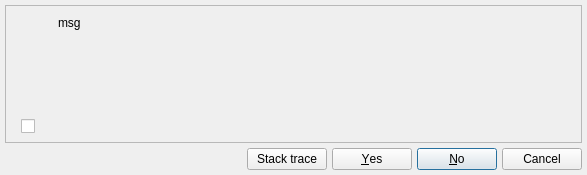
The window that libs/libgui/ui/messagebox.ui (arichiardi/pgmodeler) describes before a commit, drawn with Qt 5.
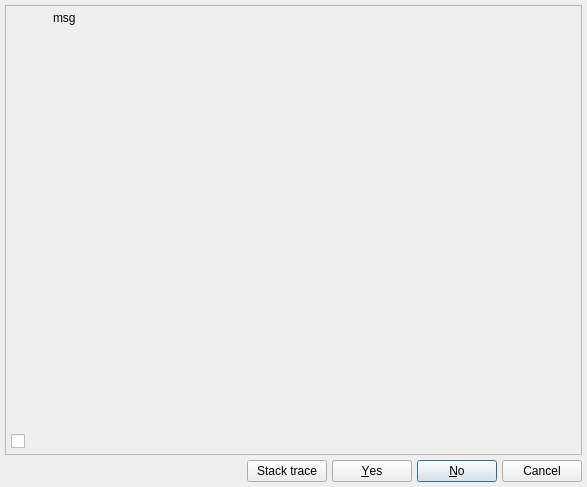
The same window after the commit. Icons and pictures are not drawn.

Patch:
```diff
--- a/libs/libgui/ui/messagebox.ui
+++ b/libs/libgui/ui/messagebox.ui
@@ -10,7 +10,7 @@
     <x>0</x>
     <y>0</y>
     <width>587</width>
-    <height>175</height>
+    <height>487</height>
    </rect>
   </property>
   <property name="sizePolicy">
@@ -48,43 +48,192 @@
    <property name="spacing">
     <number>5</number>
    </property>
+   <item row="2" column="0">
+    <layout class="QGridLayout" name="gridLayout_2">
+     <property name="spacing">
+      <number>5</number>
+     </property>
    <item row="0" column="0">
-    <widget class="QFrame" name="frame">
+      <widget class="QLabel" name="pgmodeler_name_lbl">
      <property name="sizePolicy">
-      <sizepolicy hsizetype="Minimum" vsizetype="Minimum">
+        <sizepolicy hsizetype="Fixed" vsizetype="Fixed">
        <horstretch>0</horstretch>
        <verstretch>0</verstretch>
       </sizepolicy>
      </property>
-     <property name="minimumSize">
+       <property name="maximumSize">
       <size>
-       <width>0</width>
-       <height>0</height>
-      </size>
-     </property>
-     <property name="frameShape">
-      <enum>QFrame::Shape::StyledPanel</enum>
-     </property>
-     <property name="frameShadow">
-      <enum>QFrame::Shadow::Raised</enum>
-     </property>
-     <layout class="QGridLayout" name="gridLayout_3">
+         <width>169</width>
+         <height>35</height>
+        </size>
+       </property>
+       <property name="text">
+        <string/>
+       </property>
+       <property name="pixmap">
+        <pixmap resource="../res/resources.qrc">:/images/images/pgmodeler_name.png</pixmap>
+       </property>
+       <property name="scaledContents">
+        <bool>true</bool>
+       </property>
+      </widget>
+     </item>
+     <item row="0" column="1">
+      <widget class="QWidget" name="container_wgt" native="true">
+       <layout class="QGridLayout" name="gridLayout">
       <property name="leftMargin">
-       <number>5</number>
+         <number>0</number>
       </property>
       <property name="topMargin">
-       <number>5</number>
+         <number>0</number>
       </property>
       <property name="rightMargin">
-       <number>5</number>
+         <number>0</number>
       </property>
       <property name="bottomMargin">
-       <number>5</number>
+         <number>0</number>
       </property>
       <property name="spacing">
        <number>5</number>
       </property>
-      <item row="0" column="0" colspan="2">
+        <item row="0" column="6">
+         <widget class="QPushButton" name="no_btn">
+          <property name="sizePolicy">
+           <sizepolicy hsizetype="Fixed" vsizetype="Preferred">
+            <horstretch>0</horstretch>
+            <verstretch>0</verstretch>
+           </sizepolicy>
+          </property>
+          <property name="minimumSize">
+           <size>
+            <width>80</width>
+            <height>0</height>
+           </size>
+          </property>
+          <property name="text">
+           <string>&amp;No</string>
+          </property>
+          <property name="iconSize">
+           <size>
+            <width>28</width>
+            <height>28</height>
+           </size>
+          </property>
+         </widget>
+        </item>
+        <item row="0" column="1">
+         <spacer name="horizontalSpacer_2">
+          <property name="orientation">
+           <enum>Qt::Orientation::Horizontal</enum>
+          </property>
+          <property name="sizeType">
+           <enum>QSizePolicy::Policy::Expanding</enum>
+          </property>
+          <property name="sizeHint" stdset="0">
+           <size>
+            <width>5</width>
+            <height>20</height>
+           </size>
+          </property>
+         </spacer>
+        </item>
+        <item row="0" column="7">
+         <widget class="QPushButton" name="cancel_btn">
+          <property name="sizePolicy">
+           <sizepolicy hsizetype="Fixed" vsizetype="Preferred">
+            <horstretch>0</horstretch>
+            <verstretch>0</verstretch>
+           </sizepolicy>
+          </property>
+          <property name="minimumSize">
+           <size>
+            <width>80</width>
+            <height>0</height>
+           </size>
+          </property>
+          <property name="text">
+           <string>Cancel</string>
+          </property>
+          <property name="iconSize">
+           <size>
+            <width>28</width>
+            <height>28</height>
+           </size>
+          </property>
+         </widget>
+        </item>
+        <item row="0" column="4">
+         <widget class="QPushButton" name="yes_ok_btn">
+          <property name="sizePolicy">
+           <sizepolicy hsizetype="Fixed" vsizetype="Preferred">
+            <horstretch>0</horstretch>
+            <verstretch>0</verstretch>
+           </sizepolicy>
+          </property>
+          <property name="minimumSize">
+           <size>
+            <width>80</width>
+            <height>0</height>
+           </size>
+          </property>
+          <property name="text">
+           <string>&amp;Yes</string>
+          </property>
+          <property name="iconSize">
+           <size>
+            <width>28</width>
+            <height>28</height>
+           </size>
+          </property>
+          <property name="autoDefault">
+           <bool>true</bool>
+          </property>
+          <property name="default">
+           <bool>false</bool>
+          </property>
+         </widget>
+        </item>
+        <item row="0" column="2">
+         <widget class="QPushButton" name="show_errors_btn">
+          <property name="sizePolicy">
+           <sizepolicy hsizetype="Fixed" vsizetype="Preferred">
+            <horstretch>0</horstretch>
+            <verstretch>0</verstretch>
+           </sizepolicy>
+          </property>
+          <property name="minimumSize">
+           <size>
+            <width>80</width>
+            <height>0</height>
+           </size>
+          </property>
+          <property name="toolTip">
+           <string/>
+          </property>
+          <property name="text">
+           <string>Stack trace</string>
+          </property>
+          <property name="icon">
+           <iconset resource="../res/resources.qrc">
+            <normaloff>:/icons/icons/alert.png</normaloff>:/icons/icons/alert.png</iconset>
+          </property>
+          <property name="iconSize">
+           <size>
+            <width>28</width>
+            <height>28</height>
+           </size>
+          </property>
+          <property name="checkable">
+           <bool>true</bool>
+          </property>
+         </widget>
+        </item>
+       </layout>
+      </widget>
+     </item>
+    </layout>
+   </item>
+   <item row="0" column="0">
        <widget class="QStackedWidget" name="objs_group_wgt">
         <property name="sizePolicy">
          <sizepolicy hsizetype="Minimum" vsizetype="Minimum">
@@ -110,8 +259,44 @@
         <widget class="QWidget" name="pg1_4">
          <layout class="QGridLayout" name="gridLayout_6">
           <property name="leftMargin">
+        <number>0</number>
+       </property>
+       <property name="topMargin">
+        <number>0</number>
+       </property>
+       <property name="rightMargin">
+        <number>0</number>
+       </property>
+       <property name="bottomMargin">
+        <number>0</number>
+       </property>
+       <property name="spacing">
            <number>5</number>
           </property>
+       <item row="0" column="0">
+        <widget class="QFrame" name="frame">
+         <property name="sizePolicy">
+          <sizepolicy hsizetype="Minimum" vsizetype="Minimum">
+           <horstretch>0</horstretch>
+           <verstretch>0</verstretch>
+          </sizepolicy>
+         </property>
+         <property name="minimumSize">
+          <size>
+           <width>0</width>
+           <height>0</height>
+          </size>
+         </property>
+         <property name="frameShape">
+          <enum>QFrame::Shape::StyledPanel</enum>
+         </property>
+         <property name="frameShadow">
+          <enum>QFrame::Shadow::Raised</enum>
+         </property>
+         <layout class="QGridLayout" name="gridLayout_3">
+          <property name="leftMargin">
+           <number>5</number>
+          </property>
           <property name="topMargin">
            <number>5</number>
           </property>
@@ -119,14 +304,11 @@
            <number>5</number>
           </property>
           <property name="bottomMargin">
-           <number>0</number>
+           <number>5</number>
           </property>
-          <property name="horizontalSpacing">
+          <property name="spacing">
            <number>10</number>
           </property>
-          <property name="verticalSpacing">
-           <number>5</number>
-          </property>
           <item row="0" column="0">
            <widget class="QLabel" name="icon_lbl">
             <property name="minimumSize">
@@ -152,7 +334,34 @@
             </property>
            </widget>
           </item>
-          <item row="0" column="1" rowspan="2">
+          <item row="2" column="0" colspan="3">
+           <layout class="QHBoxLayout" name="horizontalLayout_2">
+            <property name="spacing">
+             <number>5</number>
+            </property>
+            <item>
+             <widget class="QCheckBox" name="custom_option_chk">
+              <property name="text">
+               <string/>
+              </property>
+             </widget>
+            </item>
+           </layout>
+          </item>
+          <item row="1" column="0">
+           <spacer name="verticalSpacer_2">
+            <property name="orientation">
+             <enum>Qt::Orientation::Vertical</enum>
+            </property>
+            <property name="sizeHint" stdset="0">
+             <size>
+              <width>20</width>
+              <height>40</height>
+             </size>
+            </property>
+           </spacer>
+          </item>
+          <item row="0" column="1" rowspan="2" colspan="2">
            <widget class="QLabel" name="msg_lbl">
             <property name="enabled">
              <bool>true</bool>
@@ -207,51 +416,8 @@
             </property>
            </widget>
           </item>
-          <item row="1" column="0">
-           <spacer name="verticalSpacer">
-            <property name="orientation">
-             <enum>Qt::Orientation::Vertical</enum>
-            </property>
-            <property name="sizeType">
-             <enum>QSizePolicy::Policy::MinimumExpanding</enum>
-            </property>
-            <property name="sizeHint" stdset="0">
-             <size>
-              <width>20</width>
-              <height>84</height>
-             </size>
-            </property>
-           </spacer>
-          </item>
-          <item row="2" column="0" colspan="2">
-           <layout class="QHBoxLayout" name="horizontalLayout_2">
-            <property name="spacing">
-             <number>5</number>
-            </property>
-            <item>
-             <spacer name="horizontalSpacer_3">
-              <property name="orientation">
-               <enum>Qt::Orientation::Horizontal</enum>
-              </property>
-              <property name="sizeType">
-               <enum>QSizePolicy::Policy::Fixed</enum>
-              </property>
-              <property name="sizeHint" stdset="0">
-               <size>
-                <width>5</width>
-                <height>20</height>
-               </size>
-              </property>
-             </spacer>
-            </item>
-            <item>
-             <widget class="QCheckBox" name="custom_option_chk">
-              <property name="text">
-               <string/>
-              </property>
-             </widget>
-            </item>
-           </layout>
+         </layout>
+        </widget>
           </item>
          </layout>
         </widget>
@@ -401,194 +567,6 @@
          </layout>
         </widget>
        </widget>
-      </item>
-     </layout>
-    </widget>
-   </item>
-   <item row="1" column="0">
-    <layout class="QGridLayout" name="gridLayout_2">
-     <property name="spacing">
-      <number>5</number>
-     </property>
-     <item row="0" column="0">
-      <widget class="QLabel" name="pgmodeler_name_lbl">
-       <property name="sizePolicy">
-        <sizepolicy hsizetype="Fixed" vsizetype="Fixed">
-         <horstretch>0</horstretch>
-         <verstretch>0</verstretch>
-        </sizepolicy>
-       </property>
-       <property name="maximumSize">
-        <size>
-         <width>169</width>
-         <height>35</height>
-        </size>
-       </property>
-       <property name="text">
-        <string/>
-       </property>
-       <property name="pixmap">
-        <pixmap resource="../res/resources.qrc">:/images/images/pgmodeler_name.png</pixmap>
-       </property>
-       <property name="scaledContents">
-        <bool>true</bool>
-       </property>
-      </widget>
-     </item>
-     <item row="0" column="1">
-      <widget class="QWidget" name="container_wgt" native="true">
-       <layout class="QGridLayout" name="gridLayout">
-        <property name="leftMargin">
-         <number>0</number>
-        </property>
-        <property name="topMargin">
-         <number>0</number>
-        </property>
-        <property name="rightMargin">
-         <number>0</number>
-        </property>
-        <property name="bottomMargin">
-         <number>0</number>
-        </property>
-        <property name="spacing">
-         <number>5</number>
-        </property>
-        <item row="0" column="6">
-         <widget class="QPushButton" name="no_btn">
-          <property name="sizePolicy">
-           <sizepolicy hsizetype="Fixed" vsizetype="Preferred">
-            <horstretch>0</horstretch>
-            <verstretch>0</verstretch>
-           </sizepolicy>
-          </property>
-          <property name="minimumSize">
-           <size>
-            <width>80</width>
-            <height>0</height>
-           </size>
-          </property>
-          <property name="text">
-           <string>&amp;No</string>
-          </property>
-          <property name="iconSize">
-           <size>
-            <width>28</width>
-            <height>28</height>
-           </size>
-          </property>
-         </widget>
-        </item>
-        <item row="0" column="1">
-         <spacer name="horizontalSpacer_2">
-          <property name="orientation">
-           <enum>Qt::Orientation::Horizontal</enum>
-          </property>
-          <property name="sizeType">
-           <enum>QSizePolicy::Policy::Expanding</enum>
-          </property>
-          <property name="sizeHint" stdset="0">
-           <size>
-            <width>5</width>
-            <height>20</height>
-           </size>
-          </property>
-         </spacer>
-        </item>
-        <item row="0" column="7">
-         <widget class="QPushButton" name="cancel_btn">
-          <property name="sizePolicy">
-           <sizepolicy hsizetype="Fixed" vsizetype="Preferred">
-            <horstretch>0</horstretch>
-            <verstretch>0</verstretch>
-           </sizepolicy>
-          </property>
-          <property name="minimumSize">
-           <size>
-            <width>80</width>
-            <height>0</height>
-           </size>
-          </property>
-          <property name="text">
-           <string>Cancel</string>
-          </property>
-          <property name="iconSize">
-           <size>
-            <width>28</width>
-            <height>28</height>
-           </size>
-          </property>
-         </widget>
-        </item>
-        <item row="0" column="4">
-         <widget class="QPushButton" name="yes_ok_btn">
-          <property name="sizePolicy">
-           <sizepolicy hsizetype="Fixed" vsizetype="Preferred">
-            <horstretch>0</horstretch>
-            <verstretch>0</verstretch>
-           </sizepolicy>
-          </property>
-          <property name="minimumSize">
-           <size>
-            <width>80</width>
-            <height>0</height>
-           </size>
-          </property>
-          <property name="text">
-           <string>&amp;Yes</string>
-          </property>
-          <property name="iconSize">
-           <size>
-            <width>28</width>
-            <height>28</height>
-           </size>
-          </property>
-          <property name="autoDefault">
-           <bool>true</bool>
-          </property>
-          <property name="default">
-           <bool>false</bool>
-          </property>
-         </widget>
-        </item>
-        <item row="0" column="2">
-         <widget class="QPushButton" name="show_errors_btn">
-          <property name="sizePolicy">
-           <sizepolicy hsizetype="Fixed" vsizetype="Preferred">
-            <horstretch>0</horstretch>
-            <verstretch>0</verstretch>
-           </sizepolicy>
-          </property>
-          <property name="minimumSize">
-           <size>
-            <width>80</width>
-            <height>0</height>
-           </size>
-          </property>
-          <property name="toolTip">
-           <string/>
-          </property>
-          <property name="text">
-           <string>Stack trace</string>
-          </property>
-          <property name="icon">
-           <iconset resource="../res/resources.qrc">
-            <normaloff>:/icons/icons/alert.png</normaloff>:/icons/icons/alert.png</iconset>
-          </property>
-          <property name="iconSize">
-           <size>
-            <width>28</width>
-            <height>28</height>
-           </size>
-          </property>
-          <property name="checkable">
-           <bool>true</bool>
-          </property>
-         </widget>
-        </item>
-       </layout>
-      </widget>
-     </item>
-    </layout>
    </item>
   </layout>
  </widget>
```
Left out of the diff: 8 changed lines with no effect on the pictures. Lines whose indentation alone changed are shown as unchanged.
